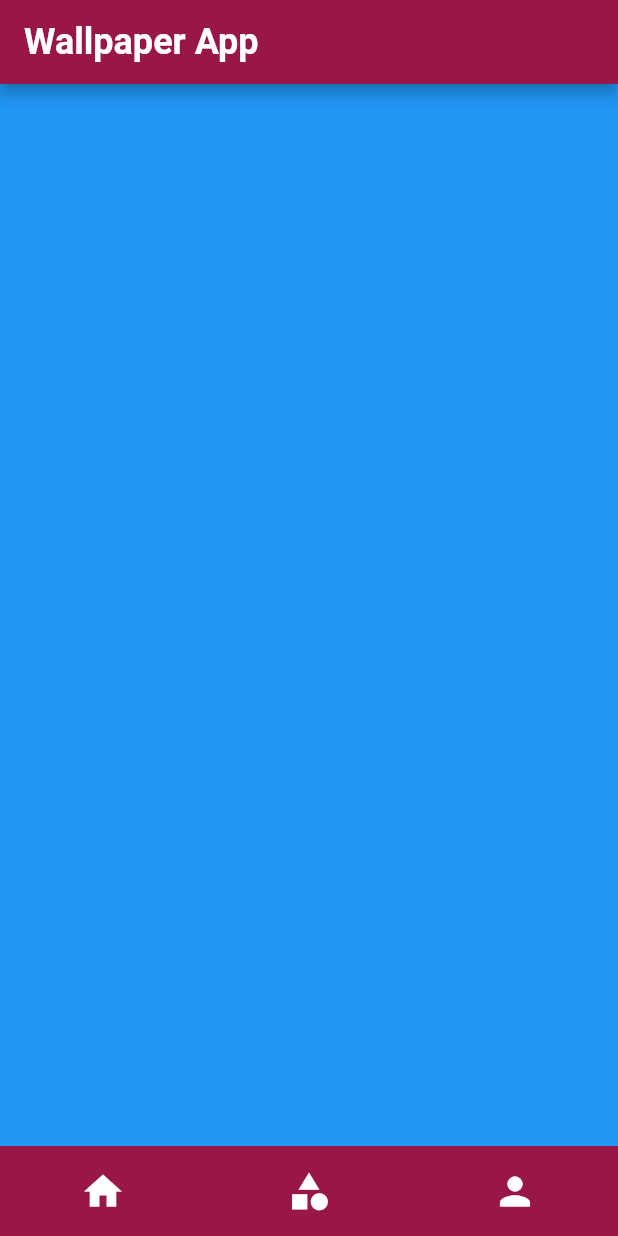
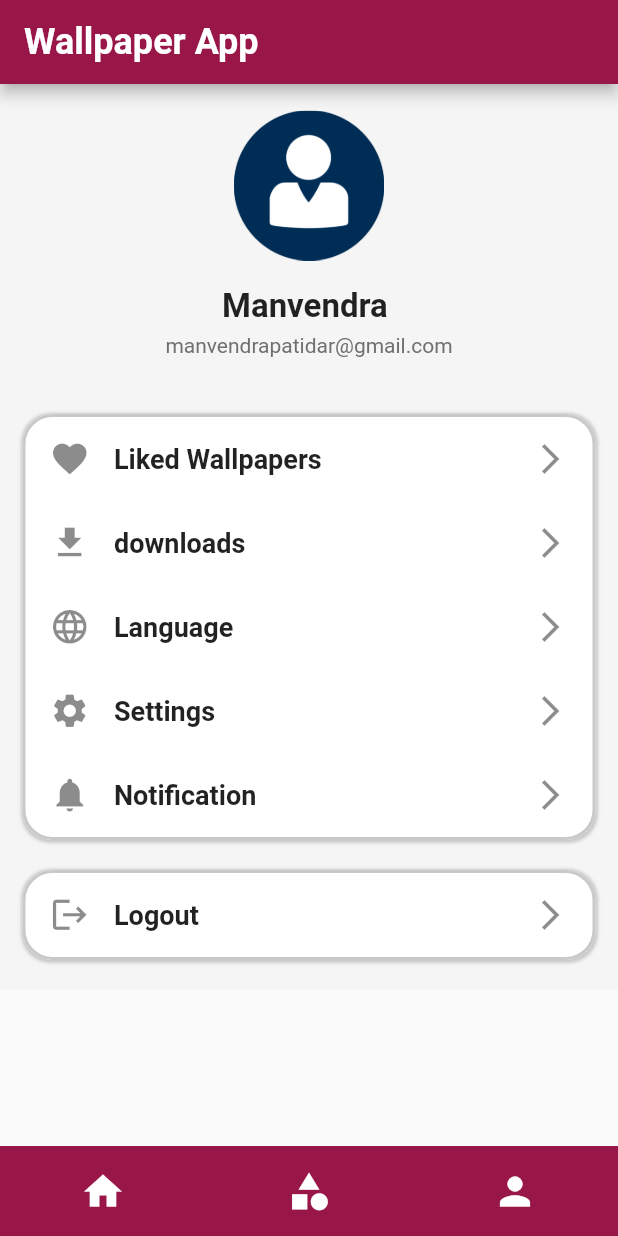
Before and after one commit to Manvendra03/WallpaperApp, a Flutter app: the screen it shows after launch, item 3 of the bottom bar chosen, on a phone screen of 412 x 824 dp. Run offline on Flutter 3.47's test engine with Material 2 defaults, Android fonts, the phone set to English and light mode, and no system bars; our stand-ins replace shimmer; network calls fail.

Commit message:
profile_commit

```diff
--- a/lib/home_page.dart
+++ b/lib/home_page.dart
@@ -5,6 +5,7 @@ import 'package:wallpaper_app/models/Image.dart';
 import 'package:wallpaper_app/helper.dart';
 import 'package:wallpaper_app/pages/page1.dart';
 import 'package:wallpaper_app/pages/page2.dart';
+import 'package:wallpaper_app/pages/page3.dart';
 
 class HomePage extends StatefulWidget {
   HomePage({
@@ -86,14 +87,3 @@ class _HomePageState extends State<HomePage> {
     ));
   }
 }
-
-class Page3 extends StatelessWidget {
-  const Page3({super.key});
-
-  @override
-  Widget build(BuildContext context) {
-    return Container(
-      color: Colors.blue,
-    );
-  }
-}
--- /dev/null
+++ b/lib/pages/page3.dart
@@ -0,0 +1,189 @@
+import 'package:flutter/foundation.dart';
+import 'package:flutter/material.dart';
+import 'package:provider/provider.dart';
+import 'package:wallpaper_app/models/Image.dart';
+import 'package:wallpaper_app/helper.dart';
+import 'package:wallpaper_app/pages/page1.dart';
+import 'package:wallpaper_app/pages/page2.dart';
+
+class Page3 extends StatelessWidget {
+  const Page3({super.key});
+
+  @override
+  Widget build(BuildContext context) {
+    return SingleChildScrollView(
+      child: Container(
+        padding: const EdgeInsets.symmetric(horizontal: 15),
+        color: Colors.grey.shade100,
+        child: Column(
+          mainAxisAlignment: MainAxisAlignment.spaceEvenly,
+          children: [
+            const part_1(),
+            const SizedBox(
+              height: 20,
+            ),
+            Container(
+              decoration: BoxDecoration(
+                  boxShadow: const [
+                    BoxShadow(
+                      color: Color.fromARGB(255, 202, 201, 201),
+                      offset: Offset(
+                        .4,
+                        .4,
+                      ),
+                      blurRadius: 1.0,
+                      spreadRadius: 1.0,
+                    ), //BoxShadow
+                    BoxShadow(
+                      color: Colors.white,
+                      offset: Offset(0.0, 0.0),
+                      blurRadius: 0.0,
+                      spreadRadius: 0.0,
+                    ), //BoxShadow
+                  ],
+                  borderRadius: BorderRadius.circular(20),
+                  border: Border.all(
+                      color: Color.fromARGB(255, 202, 201, 201), width: 2)),
+              child: const Column(
+                children: [
+                  Custom_Tile(
+                    ic: Icons.favorite,
+                    tittle: "Liked Wallpapers",
+                  ),
+                  Custom_Tile(
+                    ic: Icons.download,
+                    tittle: "downloads",
+                  ),
+                  Custom_Tile(
+                    ic: Icons.language,
+                    tittle: "Language",
+                  ),
+                  Custom_Tile(
+                    ic: Icons.settings,
+                    tittle: "Settings",
+                  ),
+                  Custom_Tile(
+                    ic: Icons.notifications,
+                    tittle: "Notification",
+                  ),
+                ],
+              ),
+            ),
+            const SizedBox(
+              height: 20,
+            ),
+            Container(
+              decoration: BoxDecoration(
+                  boxShadow: const [
+                    BoxShadow(
+                      color: Color.fromARGB(255, 202, 201, 201),
+                      offset: Offset(
+                        .4,
+                        .4,
+                      ),
+                      blurRadius: 1.0,
+                      spreadRadius: 1.0,
+                    ), //BoxShadow
+                    BoxShadow(
+                      color: Colors.white,
+                      offset: Offset(0.0, 0.0),
+                      blurRadius: 0.0,
+                      spreadRadius: 0.0,
+                    ), //BoxShadow
+                  ],
+                  borderRadius: BorderRadius.circular(20),
+                  border: Border.all(
+                      color: Color.fromARGB(255, 202, 201, 201), width: 2)),
+              child: const Column(
+                children: [
+                  Custom_Tile(
+                    ic: Icons.logout,
+                    tittle: "Logout",
+                  ),
+                ],
+              ),
+            ),
+            const SizedBox(
+              height: 20,
+            ),
+          ],
+        ),
+      ),
+    );
+  }
+}
+
+class Custom_Tile extends StatelessWidget {
+  final IconData ic;
+  final String tittle;
+
+  const Custom_Tile({super.key, required this.ic, required this.tittle});
+
+  @override
+  Widget build(BuildContext context) {
+    return ListTile(
+      visualDensity: const VisualDensity(vertical: 0),
+      minLeadingWidth: 0,
+      leading: Icon(
+        ic,
+        size: 27,
+      ),
+      title: Text(
+        tittle,
+        style: const TextStyle(fontSize: 18, fontWeight: FontWeight.w600),
+      ),
+      trailing: const Icon(
+        Icons.arrow_forward_ios,
+      ),
+    );
+  }
+}
+
+class part_1 extends StatelessWidget {
+  const part_1({
+    super.key,
+  });
+
+  @override
+  Widget build(BuildContext context) {
+    return SizedBox(
+      height: 200,
+      width: double.infinity,
+      child: Column(
+        mainAxisAlignment: MainAxisAlignment.spaceEvenly,
+        children: [
+          Container(
+            height: 100,
+            decoration: const BoxDecoration(
+                color: Color.fromARGB(255, 169, 168, 168),
+                shape: BoxShape.circle),
+            child: Image.asset("images/pj.png"),
+          ),
+          const Column(
+            children: [
+              Text(
+                "Manvendra ",
+                style: TextStyle(
+                  fontSize: 22,
+                  fontWeight: FontWeight.bold,
+                ),
+              ),
+              SizedBox(
+                height: 5,
+              ),
+              Row(
+                mainAxisAlignment: MainAxisAlignment.center,
+                children: [
+                  Text(
+                    "manvendrapatidar@gmail.com",
+                    style: TextStyle(color: Color.fromARGB(255, 113, 112, 112)),
+                  ),
+                ],
+              )
+            ],
+          )
+        ],
+      ),
+    );
+  }
+}
--- a/pubspec.yaml
+++ b/pubspec.yaml
@@ -62,10 +62,8 @@ flutter:
   uses-material-design: true
 
   # To add assets to your application, add an assets section, like this:
-  # assets:
-  #   - images/a_dot_burr.jpeg
-  #   - images/a_dot_ham.jpeg
-
+  assets:
+    - images/
   # An image asset can refer to one or more resolution-specific "variants", see
   # https://flutter.dev/assets-and-images/#resolution-aware
 
```
Also changed, not shown: images/pj.png (added).
